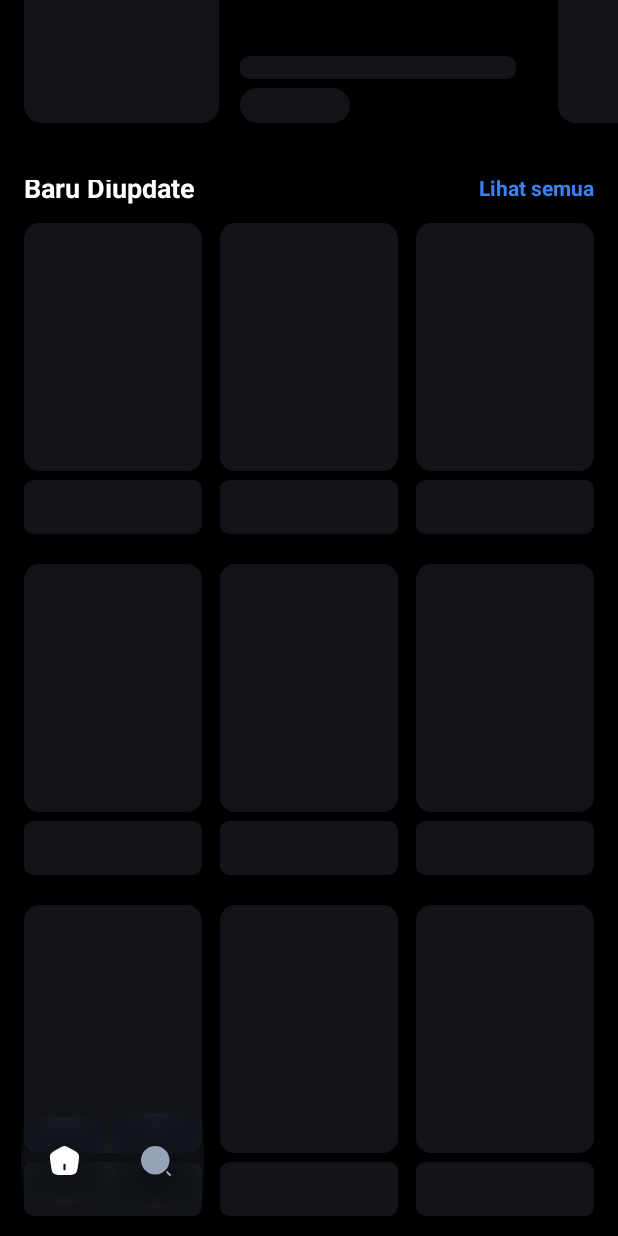
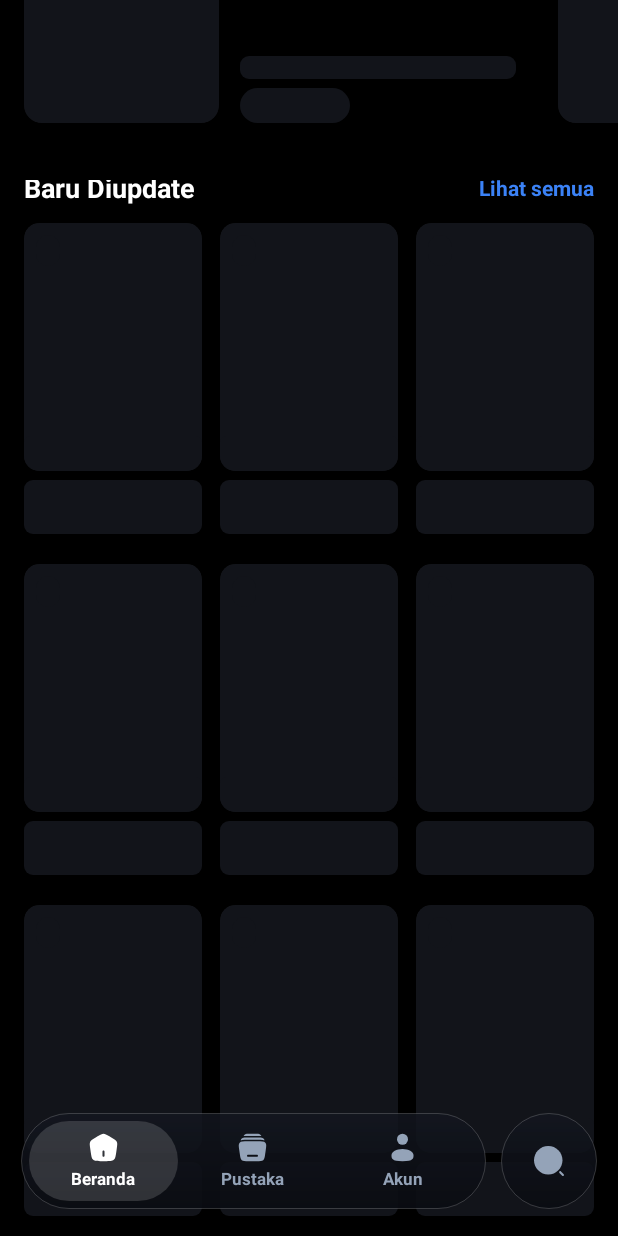
Before and after one commit to zahrulmo01-gif/dongflix-apk, an Android app: the screen it shows after launch (MainActivity), scrolled down 576 dp, on a phone screen of 412 x 824 dp. Run offline under Robolectric (Android 15) with nearby library versions, the phone set to English and light mode, and no system bars; pictures from the network do not load.

Commit message:
Update MainActivity.java

```diff
--- a/app/src/main/java/com/dongflix/MainActivity.java
+++ b/app/src/main/java/com/dongflix/MainActivity.java
@@ -20,6 +20,7 @@ import android.util.*;
 import android.view.*;
 import android.view.View.*;
 import android.view.animation.*;
+import android.view.inputmethod.InputMethodManager;
 import android.webkit.*;
 import android.widget.*;
 import androidx.annotation.*;
@@ -46,15 +47,14 @@ public class MainActivity extends AppCompatActivity {
 	private RequestNetwork.RequestListener _dongflix_req_request_listener;
 	private Intent i = new Intent();
 
-	private GridView gridview1, gridSearchResult;
-	private RecyclerView recyclerPopular, listPopular;
-	private TextView textHeroTitle, textHeroDesc, textSeeAll;
+	private GridView gridview1;
+	private RecyclerView recyclerPopular, listPopular, recyclerSearchList;
+	private TextView textHeroTitle, textHeroDesc, textSeeAll, btnClearSearch, textSearchSectionLabel;
 	private ImageView imgHeroBanner, imgPlayIcon;
-	private LinearLayout btnHeroPlay, indicatorCapsule;
+	private LinearLayout btnHeroPlay, indicatorCapsule, searchBarContainer;
 	private View dot0, dot1, dot2;
 	private EditText inputSearch;
 
-	// Liquid Glass Navbar Views
 	private FrameLayout navbarExpanded, btnCompactHome, miniPlayerInlineSlot, btnCircleSearch;
 	private LinearLayout tabBeranda, tabPustaka, tabAkun;
 	private ImageView imgHome, imgFavorite, imgProfile, imgSearch;
@@ -84,10 +84,33 @@ public class MainActivity extends AppCompatActivity {
 
 	private void openWatchBySlug(String slug) {
 		if (slug == null || slug.trim().isEmpty()) return;
+		hideKeyboard();
 		Intent intent = new Intent(MainActivity.this, WatchActivity.class);
 		intent.putExtra("slug", slug.trim());
 		startActivity(intent);
 		overridePendingTransition(R.anim.slide_up_enter, R.anim.no_anim);
+	}
+
+	private void showKeyboardOnSearch() {
+		if (inputSearch == null) return;
+		inputSearch.requestFocus();
+		inputSearch.postDelayed(new Runnable() {
+			@Override
+			public void run() {
+				InputMethodManager imm = (InputMethodManager) getSystemService(Context.INPUT_METHOD_SERVICE);
+				if (imm != null) {
+					imm.showSoftInput(inputSearch, InputMethodManager.SHOW_IMPLICIT);
+				}
+			}
+		}, 120);
+	}
+
+	private void hideKeyboard() {
+		if (inputSearch == null) return;
+		InputMethodManager imm = (InputMethodManager) getSystemService(Context.INPUT_METHOD_SERVICE);
+		if (imm != null) {
+			imm.hideSoftInputFromWindow(inputSearch.getWindowToken(), 0);
+		}
 	}
 
 	private Drawable createMainShimmerDrawable(final float cornerRadiusPx) {
@@ -207,10 +230,14 @@ public class MainActivity extends AppCompatActivity {
 		dongflix_req = new RequestNetwork(this);
 
 		gridview1 = findViewById(R.id.gridview1);
-		gridSearchResult = findViewById(R.id.grid_search_result);
-		inputSearch = findViewById(R.id.input_search);
 		recyclerPopular = findViewById(R.id.recyclerPopular);
 		listPopular = findViewById(R.id.listPopular);
+		recyclerSearchList = findViewById(R.id.recycler_search_list);
+		searchBarContainer = findViewById(R.id.search_bar_container);
+		inputSearch = findViewById(R.id.input_search);
+		btnClearSearch = findViewById(R.id.btn_clear_search);
+		textSearchSectionLabel = findViewById(R.id.text_search_section_label);
+
 		textHeroTitle = findViewById(R.id.text_hero_title);
 		textHeroDesc = findViewById(R.id.text_hero_desc);
 		textSeeAll = findViewById(R.id.text_see_all);
@@ -247,7 +274,7 @@ public class MainActivity extends AppCompatActivity {
 			});
 		}
 
-		// SEMUA LIST KETIKA DIKLIK LANGSUNG BUKA WATCHACTIVITY (TIDAK PAKAI DETAILACTIVITY LAGI)
+		// SEMUA LIST LANGSUNG BUKA WATCHACTIVITY
 		if (gridview1 != null) {
 			gridview1.setOnItemClickListener(new AdapterView.OnItemClickListener() {
 				@Override
@@ -262,16 +289,14 @@ public class MainActivity extends AppCompatActivity {
 			});
 		}
 
-		if (gridSearchResult != null) {
-			gridSearchResult.setOnItemClickListener(new AdapterView.OnItemClickListener() {
+		// SEARCH BAR INTERAKSI REAL-TIME + TOMBOL X CLEAR
+		if (btnClearSearch != null) {
+			btnClearSearch.setOnClickListener(new View.OnClickListener() {
 				@Override
-				public void onItemClick(AdapterView<?> parent, View view, int position, long id) {
-					if (gridSearchResult.getAdapter() instanceof Gridview1Adapter) {
-						HashMap<String, Object> item = ((Gridview1Adapter) gridSearchResult.getAdapter()).getItem(position);
-						if (item != null && !item.containsKey("is_loading")) {
-							String slug = item.get("slug") != null ? item.get("slug").toString() : "";
-							openWatchBySlug(slug);
-						}
+				public void onClick(View v) {
+					if (inputSearch != null) {
+						inputSearch.setText("");
+						showKeyboardOnSearch();
 					}
 				}
 			});
@@ -282,15 +307,34 @@ public class MainActivity extends AppCompatActivity {
 				@Override public void beforeTextChanged(CharSequence s, int start, int count, int after) {}
 				@Override public void onTextChanged(CharSequence s, int start, int before, int count) {
 					String q = s.toString().trim().toLowerCase();
+					if (btnClearSearch != null) {
+						btnClearSearch.setVisibility(q.isEmpty() ? View.GONE : View.VISIBLE);
+					}
+
+					if (q.isEmpty()) {
+						// Jika belum disearch -> tampilkan list Populer dulu
+						if (textSearchSectionLabel != null) {
+							textSearchSectionLabel.setVisibility(View.VISIBLE);
+							textSearchSectionLabel.setText("Populer");
+						}
+						if (recyclerSearchList != null) {
+							recyclerSearchList.setAdapter(new ListPopularAdapter(listMap));
+						}
+					} else {
+						if (textSearchSectionLabel != null) {
+							textSearchSectionLabel.setVisibility(View.GONE);
+						}
 						ArrayList<HashMap<String, Object>> filtered = new ArrayList<>();
 						for (HashMap<String, Object> item : fullCatalogList) {
 							String title = item.get("title") != null ? item.get("title").toString().toLowerCase() : "";
-						if (q.isEmpty() || title.contains(q)) {
+							String genres = item.get("genres") != null ? item.get("genres").toString().toLowerCase() : "";
+							if (title.contains(q) || genres.contains(q)) {
 								filtered.add(item);
 							}
 						}
-					if (gridSearchResult != null) {
-						gridSearchResult.setAdapter(new Gridview1Adapter(filtered));
+						if (recyclerSearchList != null) {
+							recyclerSearchList.setAdapter(new ListPopularAdapter(filtered));
+						}
 					}
 				}
 				@Override public void afterTextChanged(Editable s) {}
@@ -318,8 +362,9 @@ public class MainActivity extends AppCompatActivity {
 					setGridViewHeightBasedOnChildren(gridview1, 3);
 				}
 
-				if (gridSearchResult != null) {
-					gridSearchResult.setAdapter(new Gridview1Adapter(fullCatalogList));
+				// Default isi halaman Search sebelum disearch: list Populer
+				if (recyclerSearchList != null) {
+					recyclerSearchList.setAdapter(new ListPopularAdapter(listMap));
 				}
 
 				if (listMap != null && listMap.size() >= 3) {
@@ -498,24 +543,26 @@ public class MainActivity extends AppCompatActivity {
 			listPopular.setAdapter(new RecyclerPopularAdapter(dummyList));
 		}
 
+		if (recyclerSearchList != null) {
+			recyclerSearchList.setLayoutManager(new LinearLayoutManager(this));
+			recyclerSearchList.setAdapter(new RecyclerPopularAdapter(dummyList));
+		}
+
 		startMainShimmer();
 		dongflix_req.startRequestNetwork("GET", "https://dongflix-api1.zahrulmo01.workers.dev/", "", _dongflix_req_request_listener);
 	}
 
-	private void applyLiquidGlassStyle(View blurTarget, View containerTarget) {
+	// Frosted Glass universal (tanpa RenderEffect agar kompati di semua versi Android dan sudut tidak bocor)
+	private void applyUniversalGlassStyle(View blurTarget, View containerTarget) {
 		float d = getResources().getDisplayMetrics().density;
 		if (blurTarget != null) {
 			GradientDrawable glass = new GradientDrawable(
 				GradientDrawable.Orientation.TOP_BOTTOM,
-				new int[]{Color.parseColor("#CC14171F"), Color.parseColor("#E60B0D12")}
+				new int[]{Color.parseColor("#D913161F"), Color.parseColor("#EB0A0C12")}
 			);
 			glass.setCornerRadius(100f);
 			glass.setStroke((int)(1 * d), Color.parseColor("#2EFFFFFF"));
 			blurTarget.setBackground(glass);
-
-			if (Build.VERSION.SDK_INT >= Build.VERSION_CODES.S) {
-				blurTarget.setRenderEffect(RenderEffect.createBlurEffect(22f, 22f, Shader.TileMode.CLAMP));
-			}
 		}
 		if (containerTarget != null && Build.VERSION.SDK_INT >= Build.VERSION_CODES.LOLLIPOP) {
 			containerTarget.setElevation(20f);
@@ -533,18 +580,39 @@ public class MainActivity extends AppCompatActivity {
 			window.setStatusBarColor(Color.TRANSPARENT);
 		}
 
-		View topHeaderBar = findViewById(R.id.relativelayout69);
-		if (topHeaderBar != null) {
 		int statusBarHeight = 0;
 		int resourceId = getResources().getIdentifier("status_bar_height", "dimen", "android");
 		if (resourceId > 0) {
 			statusBarHeight = getResources().getDimensionPixelSize(resourceId);
 		}
 		float density = getResources().getDisplayMetrics().density;
+
+		View topHeaderBar = findViewById(R.id.relativelayout69);
+		if (topHeaderBar != null) {
 			int horizontalPadding = (int)(16 * density);
 			int topPadding = statusBarHeight + (int)(8 * density);
 			int bottomPadding = (int)(10 * density);
 			topHeaderBar.setPadding(horizontalPadding, topPadding, horizontalPadding, bottomPadding);
+		}
+
+		// Sesuaikan margin atas searchBarContainer agar pas di bawah status bar
+		if (searchBarContainer != null) {
+			LinearLayout.LayoutParams sbLp = (LinearLayout.LayoutParams) searchBarContainer.getLayoutParams();
+			sbLp.topMargin = statusBarHeight + (int)(12 * density);
+			searchBarContainer.setLayoutParams(sbLp);
+
+			GradientDrawable sbBg = new GradientDrawable();
+			sbBg.setColor(Color.parseColor("#12141A"));
+			sbBg.setCornerRadius(100f);
+			sbBg.setStroke((int)(1 * density), Color.parseColor("#26FFFFFF"));
+			searchBarContainer.setBackground(sbBg);
+		}
+
+		if (btnClearSearch != null) {
+			GradientDrawable clearBg = new GradientDrawable();
+			clearBg.setShape(GradientDrawable.OVAL);
+			clearBg.setColor(Color.parseColor("#252936"));
+			btnClearSearch.setBackground(clearBg);
 		}
 
 		View headerShadow = findViewById(R.id.header_shadow);
@@ -565,28 +633,27 @@ public class MainActivity extends AppCompatActivity {
 			heroShadow.setBackground(bottomGradient);
 		}
 
-		// Terapkan Liquid Glass + Blur pada Navbar Expanded, Compact Home, dan Search Circle
-		applyLiquidGlassStyle(findViewById(R.id.navbar_blur_bg), navbarExpanded);
-		applyLiquidGlassStyle(findViewById(R.id.compact_home_blur_bg), btnCompactHome);
-		applyLiquidGlassStyle(findViewById(R.id.search_blur_bg), btnCircleSearch);
+		applyUniversalGlassStyle(findViewById(R.id.navbar_blur_bg), navbarExpanded);
+		applyUniversalGlassStyle(findViewById(R.id.compact_home_blur_bg), btnCompactHome);
+		applyUniversalGlassStyle(findViewById(R.id.search_blur_bg), btnCircleSearch);
 	}
 
-	// ========================================================
-	// SCROLL LISTENER: ATAS/SCROLL UP -> MINI PLAYER DI ATAS NAVBAR
-	//                  SCROLL DOWN -> MINI PLAYER DI TENGAH NAVBAR
-	// ========================================================
 	private void setupScrollResponsiveNavbar() {
 		NestedScrollView mainScroll = findViewById(R.id.main_scroll_view);
 		if (mainScroll != null) {
 			mainScroll.setOnScrollChangeListener(new NestedScrollView.OnScrollChangeListener() {
 				@Override
 				public void onScrollChange(NestedScrollView v, int scrollX, int scrollY, int oldScrollX, int oldScrollY) {
+					// Jika tidak ada Mini Player yang aktif, tampilan navbar tetap sama saat discroll
+					if (!DongflixPlayerManager.getInstance().isMiniPlayerActive) {
+						resetNavbarToExpanded();
+						return;
+					}
+
 					int dy = scrollY - oldScrollY;
 					if (scrollY <= 20 || dy < -12) {
-						// Paling atas atau sedang scroll ke atas -> Expanded Navbar + Mini Player di atasnya
 						setNavbarCompactState(false);
 					} else if (dy > 14 && scrollY > 80) {
-						// Sedang scroll ke bawah -> Compact Navbar + Mini Player di tengah
 						setNavbarCompactState(true);
 					}
 				}
@@ -594,7 +661,14 @@ public class MainActivity extends AppCompatActivity {
 		}
 	}
 
+	public void resetNavbarToExpanded() {
+		setNavbarCompactState(false);
+	}
+
 	private void setNavbarCompactState(boolean compact) {
+		if (compact && !DongflixPlayerManager.getInstance().isMiniPlayerActive) {
+			compact = false;
+		}
 		if (isNavbarCompact == compact) return;
 		isNavbarCompact = compact;
 
@@ -647,17 +721,20 @@ public class MainActivity extends AppCompatActivity {
 				if (txtProfile != null) txtProfile.setTextColor(colorInactive);
 
 				if ((tabBeranda != null && id == tabBeranda.getId()) || (btnCompactHome != null && id == btnCompactHome.getId())) {
+					hideKeyboard();
 					if (pageHome != null) pageHome.setVisibility(View.VISIBLE);
 					if (tabBeranda != null) tabBeranda.setBackground(activeTabPill);
 					if (imgHome != null) imgHome.setColorFilter(colorActive);
 					if (txtHome != null) txtHome.setTextColor(colorActive);
 					setNavbarCompactState(false);
 				} else if (tabPustaka != null && id == tabPustaka.getId()) {
+					hideKeyboard();
 					if (pageFavorite != null) pageFavorite.setVisibility(View.VISIBLE);
 					tabPustaka.setBackground(activeTabPill);
 					if (imgFavorite != null) imgFavorite.setColorFilter(colorActive);
 					if (txtFavorite != null) txtFavorite.setTextColor(colorActive);
 				} else if (tabAkun != null && id == tabAkun.getId()) {
+					hideKeyboard();
 					if (pageProfile != null) pageProfile.setVisibility(View.VISIBLE);
 					tabAkun.setBackground(activeTabPill);
 					if (imgProfile != null) imgProfile.setColorFilter(colorActive);
@@ -665,6 +742,8 @@ public class MainActivity extends AppCompatActivity {
 				} else if (btnCircleSearch != null && id == btnCircleSearch.getId()) {
 					if (pageSearch != null) pageSearch.setVisibility(View.VISIBLE);
 					if (imgSearch != null) imgSearch.setColorFilter(colorActive);
+					// Otomatis fokus ke searchbar dan buka keyboard
+					showKeyboardOnSearch();
 				}
 			}
 		};
```
Lines whose indentation alone changed are shown as unchanged.
